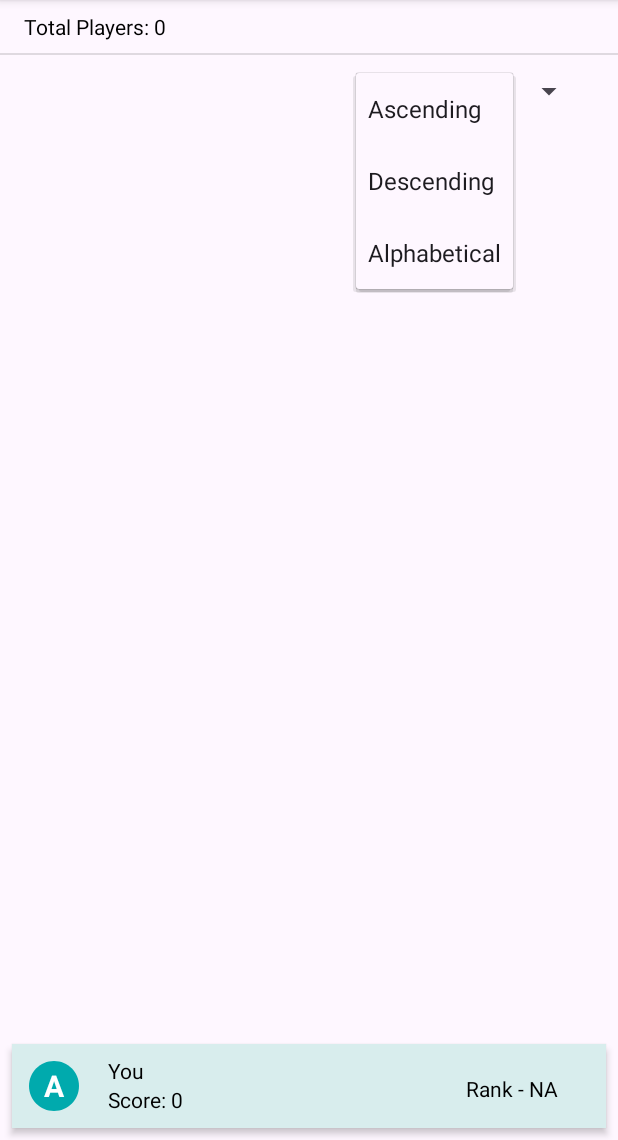
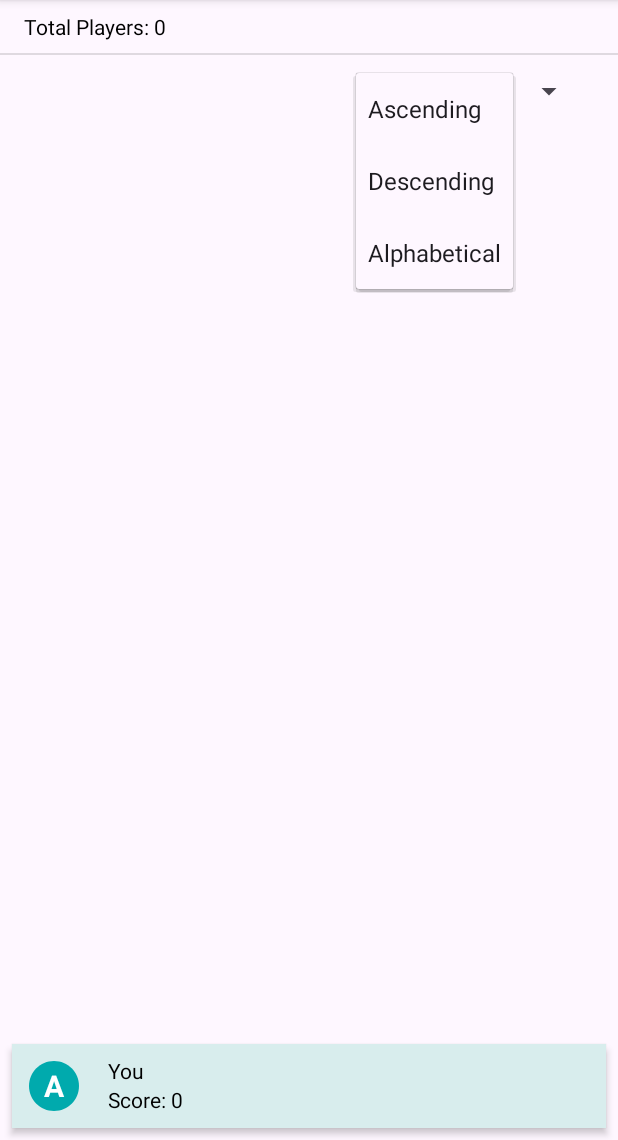
Before and after one commit to di0scuri/Quhizz, an Android app: the Leaderboard screen opened directly, with no data from a screen before it, after a tap on "Ascending", on a phone screen of 412 x 824 dp, the part 96-1236 px from its top. Run offline under Robolectric (Android 15) with nearby library versions, the phone set to English and light mode, and no system bars; our stand-ins replace Firebase (no records; nobody signed in at launch, a user with empty details on screens opened directly).

Commit message:
Leaderboard Changes

```diff
--- a/app/src/main/java/com/example/quhizz/Leaderboard.java
+++ b/app/src/main/java/com/example/quhizz/Leaderboard.java
@@ -15,6 +15,9 @@ import android.widget.AdapterView;
 import android.widget.ArrayAdapter;
 import android.widget.Spinner;
 import android.widget.TextView;
+
+import com.google.firebase.auth.FirebaseAuth;
+import com.google.firebase.auth.FirebaseUser;
 import com.google.firebase.database.DataSnapshot;
 import com.google.firebase.database.DatabaseError;
 import com.google.firebase.database.DatabaseReference;
@@ -23,6 +26,7 @@ import com.google.firebase.database.Query;
 import com.google.firebase.database.ValueEventListener;
 import java.util.ArrayList;
 import java.util.Collections;
+import java.util.Comparator;
 import java.util.List;
 
 
@@ -46,7 +50,7 @@ public class Leaderboard extends AppCompatActivity implements AdapterView.OnItem
         setContentView(R.layout.activity_leaderboard);
 
         Intent intent = getIntent();
-        subject = intent.getStringExtra("subject"); // Assign the value to subject
+        subject = intent.getStringExtra("subject");
 
         Spinner spinner = findViewById(R.id.sorting_spinner);
         if (spinner != null) {
@@ -62,32 +66,78 @@ public class Leaderboard extends AppCompatActivity implements AdapterView.OnItem
 
         databaseReference = FirebaseDatabase.getInstance("https://quhizz-default-rtdb.asia-southeast1.firebasedatabase.app").getReference("leaderboard");
 
-        // Create and set up the RecyclerView
         usersView.setLayoutManager(new LinearLayoutManager(this));
         leaderboardAdapter = new LeaderboardAdapter(leaderboardItemList);
         usersView.setAdapter(leaderboardAdapter);
 
-        Log.d(LOG_TAG, "Leaderboard onCreate");
+        FirebaseUser currentUser = FirebaseAuth.getInstance().getCurrentUser();
+        if (currentUser != null) {
+            String email = currentUser.getEmail();
+            DatabaseReference databaseReference = FirebaseDatabase.getInstance().getReference("Users");
+
+            // Step 1: Query the "Users" node to find the username
+            databaseReference.orderByChild("email").equalTo(email).addListenerForSingleValueEvent(new ValueEventListener() {
+                @Override
+                public void onDataChange(DataSnapshot dataSnapshot) {
+                    if (dataSnapshot.exists()) {
+                        for (DataSnapshot userSnapshot : dataSnapshot.getChildren()) {
+                            String username = userSnapshot.child("userName").getValue(String.class);
+                            // Now you have the username of the current user
+                            Log.d("CurrentUser", "Username: " + username);
+
+                            // Step 2: Query the "Leaderboards" node to find the score
+                            DatabaseReference leaderboardsReference = FirebaseDatabase.getInstance().getReference("Leaderboards/Math");
+                            leaderboardsReference.child(username).addListenerForSingleValueEvent(new ValueEventListener() {
+                                @Override
+                                public void onDataChange(DataSnapshot dataSnapshot) {
+                                    if (dataSnapshot.exists()) {
+                                        Long score = dataSnapshot.child("score").getValue(Long.class);
+                                        TextView usernameTextView = findViewById(R.id.usernameTextView);
+                                        TextView totalScore = findViewById(R.id.total_score);
+                                        usernameTextView.setText(username);
+                                        totalScore.setText(String.valueOf(score));
+
+                                    }
+                                }
+
+                                @Override
+                                public void onCancelled(DatabaseError databaseError) {
+                                    Log.e("Firebase", "Error: " + databaseError.getMessage());
+                                }
+                            });
+                        }
+                    }
+                }
+
+                @Override
+                public void onCancelled(DatabaseError databaseError) {
+                    Log.e("Firebase", "Error: " + databaseError.getMessage());
+                }
+            });
+        }
+
+
         fetchLeaderboardData(currentSortingOrder,subject);
     }
 
     private void fetchLeaderboardData(String currentSortingOrder, String subject) {
-        DatabaseReference databaseReference = FirebaseDatabase.getInstance("https://quhizz-default-rtdb.asia-southeast1.firebasedatabase.app").getReference("Leaderboards").child(subject);
+        DatabaseReference databaseReference = FirebaseDatabase.getInstance("https://quhizz-default-rtdb.asia-southeast1.firebasedatabase.app")
+                .getReference("Leaderboards").child(subject);
+        Query query;
+        if (currentSortingOrder.equalsIgnoreCase("ascending")) {
+            query = databaseReference.orderByChild("score");
+        } else if (currentSortingOrder.equalsIgnoreCase("descending")) {
+            query = databaseReference.orderByChild("score").limitToLast(1000);
+        } else {
+            query = databaseReference.orderByKey();
+        }
 
-        Query query;
-
-        if (currentSortingOrder.equals("ascending")) {
-            query = databaseReference.orderByChild("score");
-        } else if (currentSortingOrder.equals("descending")) {
-            query = databaseReference.orderByChild("score").limitToLast(10);
-        } else {
-            query = databaseReference.orderByKey(); // Sort alphabetically by default
-        }
 
         query.addValueEventListener(new ValueEventListener() {
             @Override
             public void onDataChange(DataSnapshot dataSnapshot) {
                 leaderboardItemList.clear();
+
                 for (DataSnapshot snapshot : dataSnapshot.getChildren()) {
                     String username = snapshot.getKey();
                     int score = snapshot.child("score").getValue(Integer.class);
@@ -96,10 +146,13 @@ public class Leaderboard extends AppCompatActivity implements AdapterView.OnItem
                     leaderboardItemList.add(item);
                 }
 
-                if (currentSortingOrder.equals("ascending")) {
-                    Collections.sort(leaderboardItemList, (item1, item2) -> item1.getScore() - item2.getScore());
-                } else if (currentSortingOrder.equals("descending")) {
+                // Sort the data based on the selected sorting
+                if (currentSortingOrder.equals("Ascending")) {
                     Collections.sort(leaderboardItemList, (item1, item2) -> item2.getScore() - item1.getScore());
+                } else if (currentSortingOrder.equals("Descending")) {
+                    Collections.sort(leaderboardItemList, Comparator.comparingInt(LeaderboardItem::getScore));
+                } else {
+                    Collections.sort(leaderboardItemList, Comparator.comparing(LeaderboardItem::getUsername));
                 }
 
                 leaderboardAdapter.notifyDataSetChanged();
@@ -111,16 +164,13 @@ public class Leaderboard extends AppCompatActivity implements AdapterView.OnItem
                 // Handle errors if any.
             }
         });
-    }
-
-
+}
 
     @Override
     public void onItemSelected(AdapterView<?> adapterView, View view, int i, long id) {
         String spinnerLabel = adapterView.getItemAtPosition(i).toString();
         currentSortingOrder = spinnerLabel;
 
-        // Fetch data based on the selected sorting order
         fetchLeaderboardData(currentSortingOrder, subject);
     }
 
--- a/app/src/main/java/com/example/quhizz/QuizActivity.java
+++ b/app/src/main/java/com/example/quhizz/QuizActivity.java
@@ -59,9 +59,7 @@ public class QuizActivity extends AppCompatActivity implements View.OnClickListe
     protected void onCreate(Bundle savedInstanceState) {
         super.onCreate(savedInstanceState);
         setContentView(R.layout.activity_quiz);
-        FirebaseAuth mAuth = FirebaseAuth.getInstance();
-        FirebaseUser currentUser = mAuth.getCurrentUser();
-        userEmail = currentUser.getEmail();
+
 
         Intent intent = getIntent();
         subject = intent.getStringExtra("key"); // Use the member variable subject
@@ -255,7 +253,7 @@ public class QuizActivity extends AppCompatActivity implements View.OnClickListe
     }
 
     public void loadNewRandomQuestion() {
-        if (usedQuestionIndices.size() == 1) {
+        if (usedQuestionIndices.size() == 20) {
             endQuiz();
             return;
         }
--- a/app/src/main/res/layout/activity_leaderboard.xml
+++ b/app/src/main/res/layout/activity_leaderboard.xml
@@ -107,15 +107,5 @@
                 android:id="@+id/total_score"
                 android:textColor="@color/black" />
         </LinearLayout>
-
-        <TextView
-            android:layout_width="wrap_content"
-            android:id="@+id/rank"
-            android:layout_height="wrap_content"
-            android:text="Rank - NA"
-            android:textColor="@color/black"
-            android:gravity="end"
-            android:layout_weight="1"
-            android:layout_marginRight="24dp"/>
     </LinearLayout>
 </androidx.constraintlayout.widget.ConstraintLayout>
```
